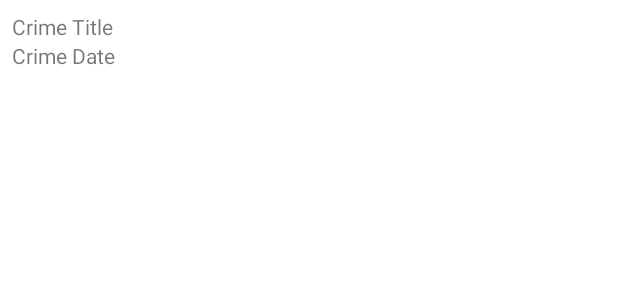
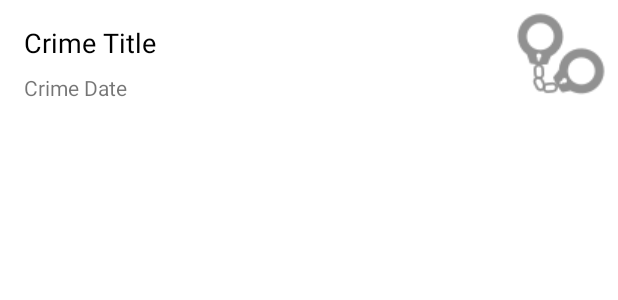
Before and after one commit to TheAhmedH/CriminalIntent, an Android app: the layout list_item_crime.xml on its own in the app's theme, with its tools: preview values and no code run, on a phone screen of 412 x 824 dp. Shown: the top 300 px of the screen. Run offline under Robolectric (Android 15) with nearby library versions, the phone set to English and light mode, and no system bars.

Commit message:
Add files via upload

```diff
--- a/app/src/main/AndroidManifest.xml
+++ b/app/src/main/AndroidManifest.xml
@@ -3,6 +3,7 @@
     package="com.bignerdranch.android.criminalintent">
 
     <application
+        android:name=".CriminalIntentApplication"
         android:allowBackup="true"
         android:icon="@mipmap/ic_launcher"
         android:label="@string/app_name"
--- a/app/src/main/java/com/bignerdranch/android/criminalintent/Crime.kt
+++ b/app/src/main/java/com/bignerdranch/android/criminalintent/Crime.kt
@@ -1,10 +1,16 @@
 package com.bignerdranch.android.criminalintent
 
+import androidx.room.Entity
+import androidx.room.PrimaryKey
 import java.util.*
 
+@Entity
 data class Crime(
+    @PrimaryKey
     val id: UUID = UUID.randomUUID(),
     var title: String = "",
     var date: Date = Date(),
+//    var requiresPolice:Boolean = true,
+
     var isSolved: Boolean = false
 )
--- a/app/src/main/res/layout/list_item_crime.xml
+++ b/app/src/main/res/layout/list_item_crime.xml
@@ -1,20 +1,53 @@
 <?xml version="1.0" encoding="utf-8"?>
-<LinearLayout
+<androidx.constraintlayout.widget.ConstraintLayout
     xmlns:android="http://schemas.android.com/apk/res/android"
+    xmlns:app="http://schemas.android.com/apk/res-auto"
+    android:id="@+id/linearLayout"
     android:layout_width="match_parent"
-    android:layout_height="wrap_content"
-    android:padding="8dp"
-    android:orientation="vertical">
+    android:layout_height="wrap_content">
 
     <TextView
         android:id="@+id/crime_title"
-        android:layout_width="match_parent"
+        android:layout_width="0dp"
         android:layout_height="wrap_content"
-        android:text="@string/crime_title_text" />
+        android:layout_marginStart="16dp"
+        android:layout_marginLeft="16dp"
+        android:layout_marginTop="16dp"
+        android:layout_marginEnd="8dp"
+        android:layout_marginRight="8dp"
+        android:text="@string/crime_title_text"
+        android:textColor="@android:color/black"
+        android:textSize="18sp"
+        app:layout_constraintEnd_toStartOf="@+id/crime_solved_image"
+        app:layout_constraintStart_toStartOf="parent"
+        app:layout_constraintTop_toTopOf="parent" />
 
     <TextView
         android:id="@+id/crime_date"
-        android:layout_width="match_parent"
+        android:layout_width="0dp"
         android:layout_height="wrap_content"
-        android:text="@string/crime_date_text" />
-</LinearLayout>
+        android:layout_marginStart="16dp"
+        android:layout_marginLeft="16dp"
+        android:layout_marginTop="8dp"
+        android:layout_marginEnd="8dp"
+        android:layout_marginRight="8dp"
+        android:text="@string/crime_date_text"
+        android:textSize="14sp"
+        app:layout_constraintEnd_toStartOf="@+id/crime_solved_image"
+        app:layout_constraintStart_toStartOf="parent"
+        app:layout_constraintTop_toBottomOf="@+id/crime_title" />
+
+    <ImageView
+        android:id="@+id/crime_solved_image"
+        android:layout_width="wrap_content"
+        android:layout_height="wrap_content"
+        android:layout_marginTop="8dp"
+        android:layout_marginEnd="8dp"
+        android:layout_marginRight="8dp"
+        android:layout_marginBottom="8dp"
+        app:layout_constraintBottom_toBottomOf="parent"
+        app:layout_constraintEnd_toEndOf="parent"
+        app:layout_constraintTop_toTopOf="parent"
+        app:srcCompat="@drawable/ic_solved" />
+
+</androidx.constraintlayout.widget.ConstraintLayout>
```
Also changed, not shown: app/build.gradle (+12 -0 lines), app/src/main/java/com/bignerdranch/android/criminalintent/CrimeListFragment.kt (+37 -28 lines), app/src/main/java/com/bignerdranch/android/criminalintent/CrimeListViewModel.kt (+3 -10 lines), app/src/main/java/com/bignerdranch/android/criminalintent/CriminalIntentApplication.kt (added, +12 -0 lines), app/src/main/java/com/bignerdranch/android/criminalintent/Database/CrimeDao.kt (added, +16 -0 lines), app/src/main/java/com/bignerdranch/android/criminalintent/Database/CrimeDatabase.kt (added, +13 -0 lines), app/src/main/java/com/bignerdranch/android/criminalintent/Database/CrimeRepository.kt (added, +45 -0 lines), app/src/main/java/com/bignerdranch/android/criminalintent/Database/CrimeTypeConverter.kt (added, +29 -0 lines), app/src/main/res/drawable-v24/ic_solved.png (added), app/src/main/res/mipmap-mdpi/ic_solved.png (added), app/src/main/res/mipmap-xhdpi/ic_solved.png (added), app/src/main/res/mipmap-xxhdpi/ic_solved.png (added), app/src/main/res/mipmap-xxxhdpi/ic_solved.png (added), 1 other file.
